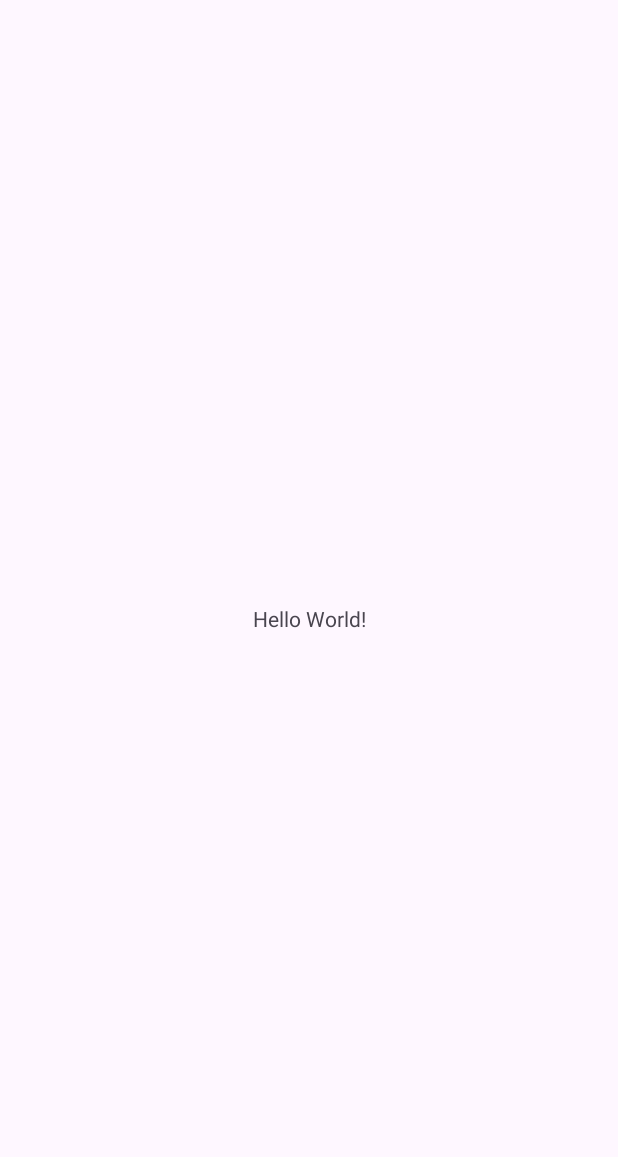
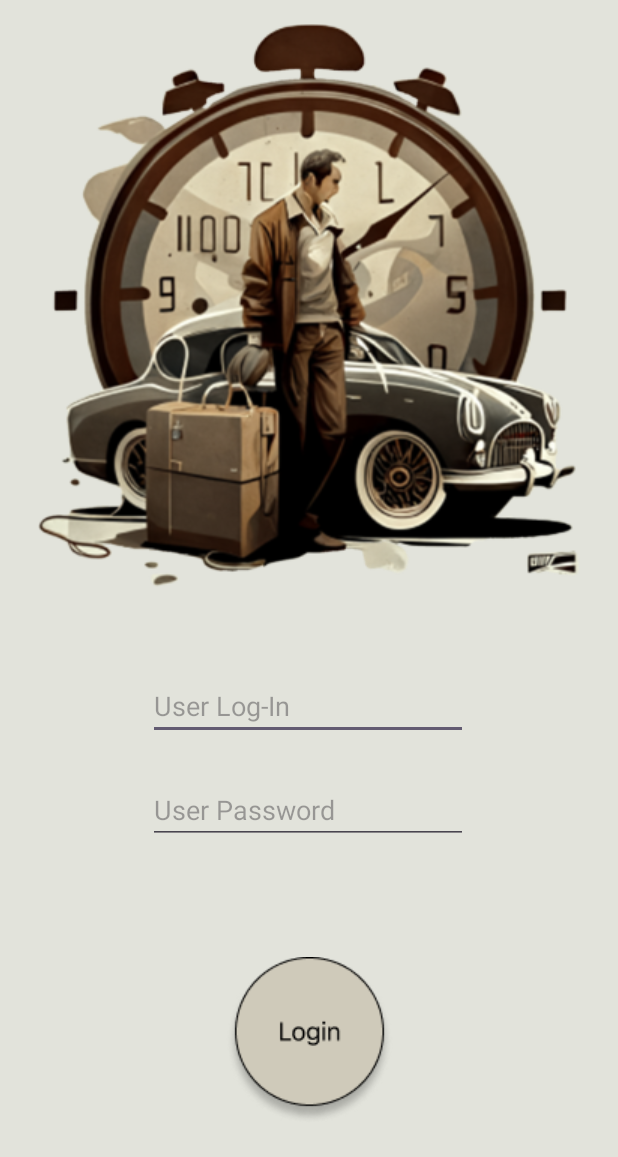
Before and after one commit to G1br0n/MeWorkApp, an Android app: the screen it shows after launch (MainActivity), on a phone screen of 412 x 824 dp. Before the commit the part shown is almost empty. Shown: the top 1157 px of the screen. Run offline under Robolectric (Android 15) with nearby library versions, the phone set to English and light mode, and no system bars; our stand-ins replace data binding.

Commit message:
Log-In Fragment

```diff
--- a/app/build.gradle
+++ b/app/build.gradle
@@ -1,6 +1,9 @@
 plugins {
     id 'com.android.application'
     id 'org.jetbrains.kotlin.android'
+    id 'kotlin-kapt'
+    id 'androidx.navigation.safeargs.kotlin'
+    id 'kotlin-parcelize'
 }
 
 android {
@@ -24,11 +27,16 @@ android {
         }
     }
     compileOptions {
-        sourceCompatibility JavaVersion.VERSION_1_8
-        targetCompatibility JavaVersion.VERSION_1_8
+        sourceCompatibility JavaVersion.VERSION_17
+        targetCompatibility JavaVersion.VERSION_17
     }
     kotlinOptions {
-        jvmTarget = '1.8'
+        jvmTarget = '17'
+    }
+
+    // View Binding aktivieren
+    buildFeatures {
+        dataBinding true
     }
 }
 
@@ -41,4 +49,24 @@ dependencies {
     testImplementation 'junit:junit:4.13.2'
     androidTestImplementation 'androidx.test.ext:junit:1.1.5'
     androidTestImplementation 'androidx.test.espresso:espresso-core:3.5.1'
+
+    // Navigation
+    implementation "androidx.navigation:navigation-fragment-ktx:$nav_version"
+    implementation "androidx.navigation:navigation-ui-ktx:$nav_version"
+
+    // Retrofit
+    implementation "com.squareup.retrofit2:retrofit:$retrofit_version"
+    implementation "com.squareup.retrofit2:converter-scalars:$retrofit_version"
+    implementation "com.squareup.retrofit2:converter-moshi:$retrofit_version"
+
+    //Moshi
+    implementation "com.squareup.moshi:moshi-kotlin:$moshi_version"
+
+    // Coil
+    implementation "io.coil-kt:coil:$coil_version"
+
+    // Room Dependencies
+    implementation "androidx.room:room-runtime:$room_version"
+    kapt "androidx.room:room-compiler:$room_version"
+    implementation "androidx.room:room-ktx:$room_version"
 }
--- /dev/null
+++ b/app/src/main/java/com/example/abschlussaufgabe/ui/logInFragment.kt
@@ -0,0 +1,60 @@
+package com.example.abschlussaufgabe.ui
+
+import android.os.Bundle
+import androidx.fragment.app.Fragment
+import android.view.LayoutInflater
+import android.view.View
+import android.view.ViewGroup
+import com.example.abschlussaufgabe.R
+
+// TODO: Rename parameter arguments, choose names that match
+// the fragment initialization parameters, e.g. ARG_ITEM_NUMBER
+private const val ARG_PARAM1 = "param1"
+private const val ARG_PARAM2 = "param2"
+
+/**
+ * A simple [Fragment] subclass.
+ * Use the [logInFragment.newInstance] factory method to
+ * create an instance of this fragment.
+ */
+class logInFragment : Fragment() {
+    // TODO: Rename and change types of parameters
+    private var param1: String? = null
+    private var param2: String? = null
+
+    override fun onCreate(savedInstanceState: Bundle?) {
+        super.onCreate(savedInstanceState)
+        arguments?.let {
+            param1 = it.getString(ARG_PARAM1)
+            param2 = it.getString(ARG_PARAM2)
+        }
+    }
+
+    override fun onCreateView(
+        inflater: LayoutInflater, container: ViewGroup?,
+        savedInstanceState: Bundle?
+    ): View? {
+        // Inflate the layout for this fragment
+        return inflater.inflate(R.layout.fragment_log_in, container, false)
+    }
+
+    companion object {
+        /**
+         * Use this factory method to create a new instance of
+         * this fragment using the provided parameters.
+         *
+         * @param param1 Parameter 1.
+         * @param param2 Parameter 2.
+         * @return A new instance of fragment logInFragment.
+         */
+        // TODO: Rename and change types and number of parameters
+        @JvmStatic
+        fun newInstance(param1: String, param2: String) =
+            logInFragment().apply {
+                arguments = Bundle().apply {
+                    putString(ARG_PARAM1, param1)
+                    putString(ARG_PARAM2, param2)
+                }
+            }
+    }
+}
--- a/app/src/main/res/layout/activity_main.xml
+++ b/app/src/main/res/layout/activity_main.xml
@@ -1,18 +1,20 @@
 <?xml version="1.0" encoding="utf-8"?>
-<androidx.constraintlayout.widget.ConstraintLayout xmlns:android="http://schemas.android.com/apk/res/android"
+<layout xmlns:android="http://schemas.android.com/apk/res/android"
     xmlns:app="http://schemas.android.com/apk/res-auto"
-    xmlns:tools="http://schemas.android.com/tools"
-    android:layout_width="match_parent"
-    android:layout_height="match_parent"
-    tools:context=".MainActivity">
+    xmlns:tools="http://schemas.android.com/tools">
 
-    <TextView
-        android:layout_width="wrap_content"
-        android:layout_height="wrap_content"
-        android:text="Hello World!"
-        app:layout_constraintBottom_toBottomOf="parent"
-        app:layout_constraintEnd_toEndOf="parent"
-        app:layout_constraintStart_toStartOf="parent"
-        app:layout_constraintTop_toTopOf="parent" />
+    <data>
 
-</androidx.constraintlayout.widget.ConstraintLayout>
+    </data>
+
+    <androidx.fragment.app.FragmentContainerView
+
+        android:id="@+id/fragment_container_view"
+        android:name="androidx.navigation.fragment.NavHostFragment"
+        android:layout_width="match_parent"
+        android:layout_height="match_parent"
+        app:defaultNavHost="true"
+        app:navGraph="@navigation/nav_graph"/>
+
+
+</layout>
--- /dev/null
+++ b/app/src/main/res/layout/fragment_log_in.xml
@@ -0,0 +1,67 @@
+<?xml version="1.0" encoding="utf-8"?>
+<FrameLayout xmlns:android="http://schemas.android.com/apk/res/android"
+    xmlns:app="http://schemas.android.com/apk/res-auto"
+    xmlns:tools="http://schemas.android.com/tools"
+    android:layout_width="match_parent"
+    android:layout_height="match_parent"
+    tools:context=".ui.logInFragment">
+
+    <!-- TODO: Update blank fragment layout -->
+
+
+    <androidx.constraintlayout.widget.ConstraintLayout
+        android:layout_width="match_parent"
+        android:layout_height="match_parent"
+        android:background="@color/back_ground">
+
+
+        <ImageView
+            android:id="@+id/imageView"
+            android:layout_width="wrap_content"
+            android:layout_height="wrap_content"
+            android:layout_marginTop="16dp"
+            android:src="@drawable/logo_light"
+            app:layout_constraintEnd_toEndOf="parent"
+            app:layout_constraintStart_toStartOf="parent"
+            app:layout_constraintTop_toTopOf="parent"
+            />
+
+        <EditText
+            android:id="@+id/editTextText"
+            android:layout_width="wrap_content"
+            android:layout_height="wrap_content"
+            android:layout_marginTop="56dp"
+            android:ems="10"
+            android:hint="User Log-In"
+            android:inputType="text"
+            app:layout_constraintEnd_toEndOf="parent"
+            app:layout_constraintHorizontal_bias="0.497"
+            app:layout_constraintStart_toStartOf="parent"
+            app:layout_constraintTop_toBottomOf="@+id/imageView" />
+
+        <EditText
+            android:id="@+id/editTextTextPassword"
+            android:layout_width="wrap_content"
+            android:layout_height="wrap_content"
+            android:layout_marginTop="24dp"
+            android:ems="10"
+            android:inputType="textPassword"
+            android:hint="User Password"
+            app:layout_constraintEnd_toEndOf="@+id/editTextText"
+            app:layout_constraintHorizontal_bias="0.0"
+            app:layout_constraintStart_toStartOf="@+id/editTextText"
+            app:layout_constraintTop_toBottomOf="@+id/editTextText" />
+
+        <ImageButton
+            android:id="@+id/imageButton2"
+            android:layout_width="125dp"
+            android:layout_height="129dp"
+            android:background="@color/transparent"
+            android:src="@drawable/button_login"
+            app:layout_constraintBottom_toBottomOf="parent"
+            app:layout_constraintEnd_toEndOf="parent"
+            app:layout_constraintStart_toStartOf="parent"
+            app:layout_constraintTop_toBottomOf="@+id/editTextTextPassword" />
+
+    </androidx.constraintlayout.widget.ConstraintLayout>
+</FrameLayout>
--- /dev/null
+++ b/app/src/main/res/navigation/nav_graph.xml
@@ -0,0 +1,13 @@
+<?xml version="1.0" encoding="utf-8"?>
+<navigation xmlns:android="http://schemas.android.com/apk/res/android"
+    xmlns:app="http://schemas.android.com/apk/res-auto"
+    xmlns:tools="http://schemas.android.com/tools"
+    android:id="@+id/nav_graph"
+    app:startDestination="@id/logInFragment">
+
+    <fragment
+        android:id="@+id/logInFragment"
+        android:name="com.example.abschlussaufgabe.ui.logInFragment"
+        android:label="fragment_log_in"
+        tools:layout="@layout/fragment_log_in" />
+</navigation>
--- a/app/src/main/res/values/colors.xml
+++ b/app/src/main/res/values/colors.xml
@@ -2,4 +2,9 @@
 <resources>
     <color name="black">#FF000000</color>
     <color name="white">#FFFFFFFF</color>
+
+
+    <color name="back_ground">#E2E3DB</color>
+    <color name="back_ground_ramen">#945333</color>
+    <color name="transparent">#00FFFFFF</color>
 </resources>
--- a/app/src/main/res/values/strings.xml
+++ b/app/src/main/res/values/strings.xml
@@ -1,3 +1,5 @@
 <resources>
     <string name="app_name">AbschlussAufgabe</string>
+    <!-- TODO: Remove or change this placeholder text -->
+    <string name="hello_blank_fragment">Hello blank fragment</string>
 </resources>
--- a/app/src/main/res/values/themes.xml
+++ b/app/src/main/res/values/themes.xml
@@ -1,7 +1,10 @@
 <resources xmlns:tools="http://schemas.android.com/tools">
     <!-- Base application theme. -->
     <style name="Base.Theme.AbschlussAufgabe" parent="Theme.Material3.DayNight.NoActionBar">
+
+        <item name="colorPrimary">@color/back_ground</item>
         <!-- Customize your light theme here. -->
+        <item name="android:statusBarColor">?attr/colorPrimaryVariant</item>
         <!-- <item name="colorPrimary">@color/my_light_primary</item> -->
     </style>
 
--- a/build.gradle
+++ b/build.gradle
@@ -1,4 +1,18 @@
 // Top-level build file where you can add configuration options common to all sub-projects/modules.
+buildscript {
+    ext {
+        nav_version = "2.5.0"
+        retrofit_version = "2.9.0"
+        moshi_version = "1.13.0"
+        coil_version = "1.1.1"
+        room_version = "2.5.2"
+    }
+    dependencies {
+        classpath("androidx.navigation:navigation-safe-args-gradle-plugin:$nav_version")
+    }
+}
+
+
 plugins {
     id 'com.android.application' version '8.0.2' apply false
     id 'com.android.library' version '8.0.2' apply false
```
Also changed, not shown: app/src/main/res/drawable/button_login.png (added), app/src/main/res/drawable/logo_light.png (added).
